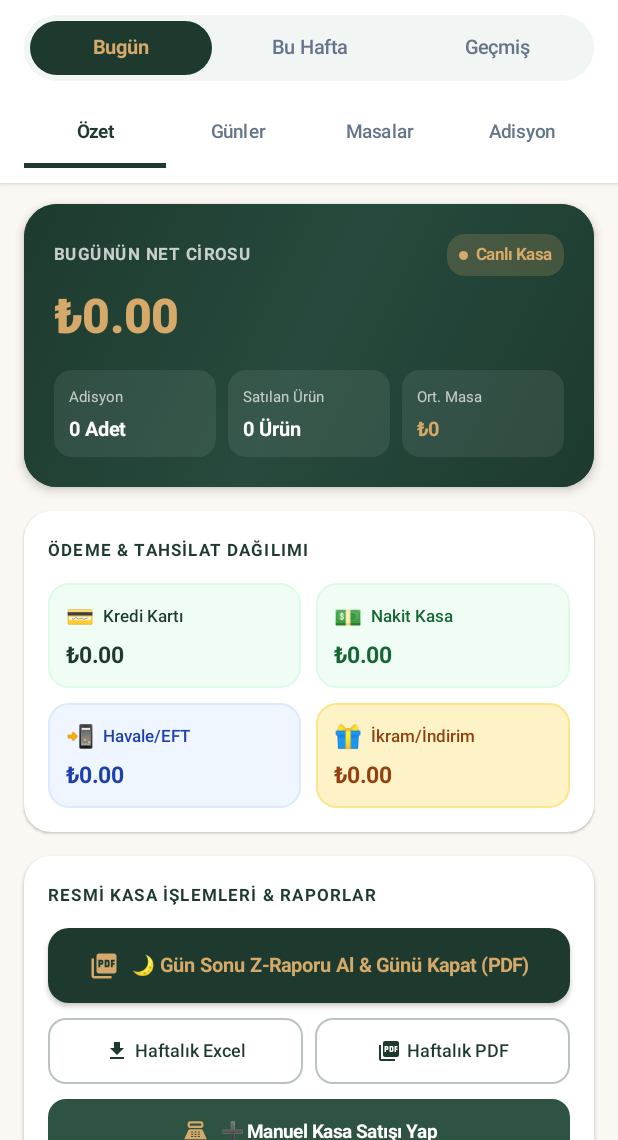
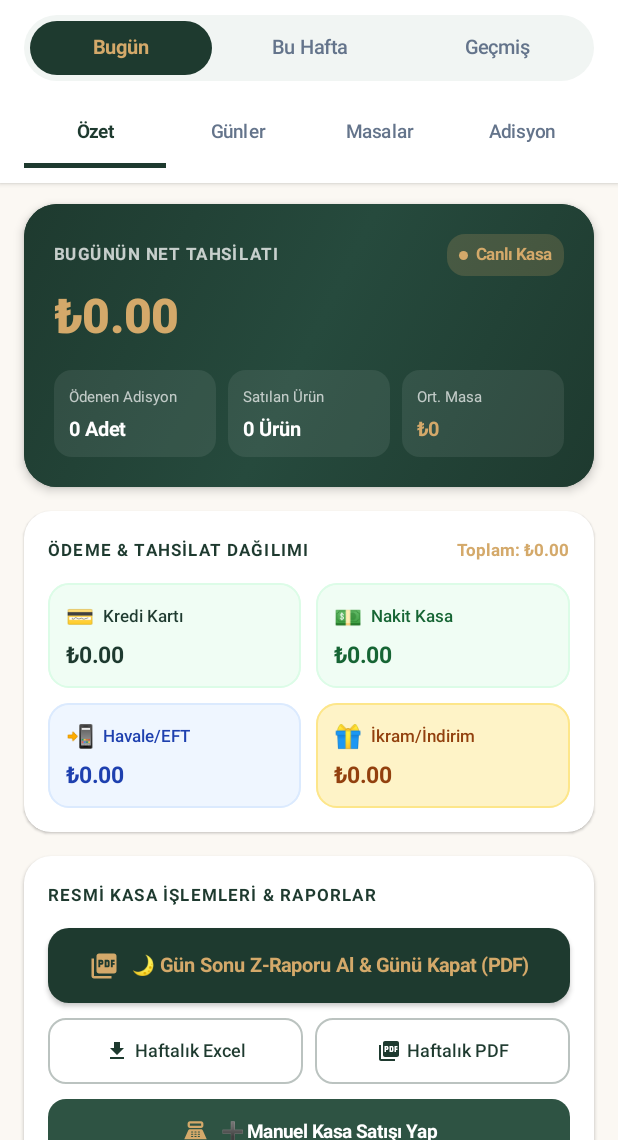
Before and after one commit to Berkay5577/sadec, an Android app built with Jetpack Compose: the composable DashboardScreen shown on its own in the app's theme, on a phone screen of 412 x 824 dp, the part 96-1236 px from its top. Run offline under Robolectric (Android 15) with nearby library versions, the light colour scheme and no system bars; our stand-ins replace Firebase (no records; nobody signed in at launch, a user with empty details on screens opened directly).

Commit message:
Release v1.6: Kasa cirosu ile Kredi Karti + Nakit toplami birebir esitlendi. Masalarda bekleyen odenmemis acik hesaplar ayri kart olarak eklendi

```diff
--- a/app/build.gradle.kts
+++ b/app/build.gradle.kts
@@ -12,8 +12,8 @@ android {
         applicationId = "com.example.sadec"
         minSdk = 24
         targetSdk = 35
-        versionCode = 7
-        versionName = "1.5"
+        versionCode = 8
+        versionName = "1.6"
 
         testInstrumentationRunner = "androidx.test.runner.AndroidJUnitRunner"
     }
--- a/app/src/main/java/com/example/sadec/ui/screens/DashboardScreen.kt
+++ b/app/src/main/java/com/example/sadec/ui/screens/DashboardScreen.kt
@@ -112,46 +112,60 @@ fun DashboardScreen(
         orders.filter { !it.isArchived && it.status != "cancelled" && (it.status == "delivered" || it.items.any { item -> item.isPaid }) }
     }
 
-    // Completed / Paid orders in the active filter
+    // Payment Methods Breakdown (Gerçekleşen Net Tahsilatlar)
+    val cardTotal = remember(displayedOrders) { displayedOrders.sumOf { it.cardPaidAmount() } }
+    val cashTotal = remember(displayedOrders) { displayedOrders.sumOf { it.cashPaidAmount() } }
+    val transferTotal = remember(displayedOrders) { displayedOrders.sumOf { it.transferPaidAmount() } }
+    val complimentaryTotal = remember(displayedOrders) { displayedOrders.sumOf { it.complimentaryAmount() } }
+
+    // Net Kasaya Giren Ciro (Ödeme Türleri Toplamı ile %100 Birebir Eşit)
+    val totalRevenue = remember(cardTotal, cashTotal, transferTotal) {
+        cardTotal + cashTotal + transferTotal
+    }
+
+    // Masalarda Bekleyen / Henüz Tahsil Edilmemiş Açık Hesaplar
+    val pendingOrders = remember(displayedOrders) {
+        displayedOrders.filter { !it.isFullyPaid() }
+    }
+    val pendingRevenue = remember(pendingOrders) {
+        pendingOrders.sumOf { it.remainingAmount() }
+    }
+    val pendingOrdersCount = remember(pendingOrders) {
+        pendingOrders.size
+    }
+
+    // Ödemesi tamamlanmış veya kısmen ödenmiş adisyonlar
+    val paidOrders = remember(displayedOrders) {
+        displayedOrders.filter { it.items.any { item -> item.isPaid } }
+    }
+
+    // Completed / Paid orders in the active filter (Raporlar ve geçmiş için)
     val completedOrders = remember(displayedOrders) {
-        displayedOrders.filter { it.status == "delivered" || it.items.any { item -> item.isPaid } }
-    }
-
-    // Total Net Revenue calculation
-    val totalRevenue = remember(completedOrders) {
-        completedOrders.sumOf { order ->
-            val paidItems = order.items.filter { it.isPaid }
-            if (paidItems.isNotEmpty()) paidItems.sumOf { it.effectivePrice() }
-            else order.totalPrice
-        }
-    }
-
-    // Payment Methods Breakdown
-    val cardTotal = remember(completedOrders) { completedOrders.sumOf { it.cardPaidAmount() } }
-    val cashTotal = remember(completedOrders) { completedOrders.sumOf { it.cashPaidAmount() } }
-    val transferTotal = remember(completedOrders) { completedOrders.sumOf { it.transferPaidAmount() } }
-    val complimentaryTotal = remember(completedOrders) { completedOrders.sumOf { it.complimentaryAmount() } }
-
-    val totalItemsSold = remember(completedOrders) {
-        completedOrders.sumOf { order ->
-            order.items.sumOf { it.quantity }
-        }
-    }
-
-    val avgPerTable = remember(completedOrders, totalRevenue) {
-        if (completedOrders.isNotEmpty()) totalRevenue / completedOrders.size else 0.0
+        displayedOrders.filter { it.items.any { item -> item.isPaid } || it.status == "delivered" }
+    }
+
+    val totalItemsSold = remember(displayedOrders) {
+        displayedOrders.sumOf { order ->
+            order.items.filter { it.isPaid }.sumOf { it.quantity }
+        }.let { if (it > 0) it else displayedOrders.sumOf { o -> o.items.sumOf { i -> i.quantity } } }
+    }
+
+    val avgPerTable = remember(paidOrders, totalRevenue) {
+        if (paidOrders.isNotEmpty()) totalRevenue / paidOrders.size else 0.0
     }
 
     // Product Sales Stats
-    val productStats = remember(completedOrders) {
+    val productStats = remember(displayedOrders) {
         val map = mutableMapOf<String, Pair<Int, Double>>()
-        completedOrders.forEach { order ->
+        displayedOrders.forEach { order ->
             order.items.forEach { item ->
+                if (item.isPaid || order.status == "delivered") {
                     val prev = map.getOrDefault(item.name, Pair(0, 0.0))
                     map[item.name] = Pair(
                         prev.first + item.quantity,
                         prev.second + item.effectivePrice()
                     )
+                }
             }
         }
         map.map { (name, pair) ->
@@ -358,7 +372,9 @@ fun DashboardScreen(
                 0 -> SalesAnalyticsTab(
                     dateFilterIndex = dateFilterIndex,
                     totalRevenue = totalRevenue,
-                    orderCount = completedOrders.size,
+                    pendingRevenue = pendingRevenue,
+                    pendingOrdersCount = pendingOrdersCount,
+                    orderCount = paidOrders.size.let { if (it > 0) it else completedOrders.size },
                     totalItemsSold = totalItemsSold,
                     avgPerTable = avgPerTable,
                     cardTotal = cardTotal,
@@ -637,6 +653,8 @@ fun DashboardScreen(
 fun SalesAnalyticsTab(
     dateFilterIndex: Int,
     totalRevenue: Double,
+    pendingRevenue: Double = 0.0,
+    pendingOrdersCount: Int = 0,
     orderCount: Int,
     totalItemsSold: Int,
     avgPerTable: Double,
@@ -652,9 +670,9 @@ fun SalesAnalyticsTab(
     onOpenManualCash: () -> Unit
 ) {
     val periodLabel = when (dateFilterIndex) {
-        0 -> "BUGÜNÜN NET CİROSU"
-        1 -> "BU HAFTANIN GENEL CİROSU"
-        else -> "TÜM GEÇMİŞ DÖNEM CİROSU"
+        0 -> "BUGÜNÜN NET TAHSİLATI"
+        1 -> "BU HAFTANIN NET TAHSİLATI"
+        else -> "TÜM GEÇMİŞ NET TAHSİLAT"
     }
 
     LazyColumn(
@@ -715,7 +733,7 @@ fun SalesAnalyticsTab(
 
                         Spacer(modifier = Modifier.height(8.dp))
 
-                        // Big Revenue Text
+                        // Big Revenue Text (Gerçekleşen Net Tahsilat)
                         Text(
                             text = "₺${"%.2f".format(totalRevenue)}",
                             fontSize = 32.sp,
@@ -737,7 +755,7 @@ fun SalesAnalyticsTab(
                                 modifier = Modifier.weight(1f)
                             ) {
                                 Column(modifier = Modifier.padding(vertical = 8.dp, horizontal = 10.dp)) {
-                                    Text("Adisyon", fontSize = 10.sp, color = Color.White.copy(alpha = 0.7f))
+                                    Text("Ödenen Adisyon", fontSize = 10.sp, color = Color.White.copy(alpha = 0.7f))
                                     Spacer(modifier = Modifier.height(2.dp))
                                     Text("$orderCount Adet", fontSize = 13.sp, fontWeight = FontWeight.Bold, color = Color.White)
                                 }
@@ -781,6 +799,11 @@ fun SalesAnalyticsTab(
                 elevation = CardDefaults.cardElevation(defaultElevation = 1.dp)
             ) {
                 Column(modifier = Modifier.padding(16.dp)) {
+                    Row(
+                        modifier = Modifier.fillMaxWidth(),
+                        horizontalArrangement = Arrangement.SpaceBetween,
+                        verticalAlignment = Alignment.CenterVertically
+                    ) {
                         Text(
                             text = "ÖDEME & TAHSİLAT DAĞILIMI",
                             fontSize = 11.5.sp,
@@ -788,6 +811,13 @@ fun SalesAnalyticsTab(
                             letterSpacing = 0.8.sp,
                             color = ForestGreen
                         )
+                        Text(
+                            text = "Toplam: ₺${"%.2f".format(cardTotal + cashTotal + transferTotal)}",
+                            fontSize = 11.5.sp,
+                            fontWeight = FontWeight.Bold,
+                            color = WarmGold
+                        )
+                    }
 
                     Spacer(modifier = Modifier.height(12.dp))
 
@@ -866,6 +896,47 @@ fun SalesAnalyticsTab(
                                 Spacer(modifier = Modifier.height(6.dp))
                                 Text("₺${"%.2f".format(complimentaryTotal)}", fontSize = 15.sp, fontWeight = FontWeight.Bold, color = Color(0xFF92400E))
                             }
+                        }
+                    }
+                }
+            }
+        }
+
+        // 🪑 2.5. MASALARDA BEKLEYEN AÇIK HESAP BİLGİ KARTI
+        if (pendingRevenue > 0.0) {
+            item {
+                Card(
+                    modifier = Modifier.fillMaxWidth(),
+                    shape = RoundedCornerShape(18.dp),
+                    colors = CardDefaults.cardColors(containerColor = Color(0xFFFFFBEB)),
+                    border = BorderStroke(1.2.dp, Color(0xFFFDE68A)),
+                    elevation = CardDefaults.cardElevation(defaultElevation = 1.dp)
+                ) {
+                    Row(
+                        modifier = Modifier
+                            .fillMaxWidth()
+                            .padding(14.dp),
+                        horizontalArrangement = Arrangement.SpaceBetween,
+                        verticalAlignment = Alignment.CenterVertically
+                    ) {
+                        Row(verticalAlignment = Alignment.CenterVertically, modifier = Modifier.weight(1f)) {
+                            Box(
+                                modifier = Modifier
+                                    .size(36.dp)
+                                    .background(Color(0xFFFEF3C7), CircleShape),
+                                contentAlignment = Alignment.Center
+                            ) {
+                                Text("🪑", fontSize = 16.sp)
+                            }
+                            Spacer(modifier = Modifier.width(10.dp))
+                            Column {
+                                Text("Masalarda Bekleyen Açık Hesap", fontWeight = FontWeight.Bold, fontSize = 13.sp, color = Color(0xFF92400E))
+                                Text("$pendingOrdersCount adisyonda henüz ödeme alınmadı", fontSize = 11.sp, color = Slate500)
+                            }
+                        }
+                        Column(horizontalAlignment = Alignment.End) {
+                            Text("₺${"%.2f".format(pendingRevenue)}", fontWeight = FontWeight.ExtraBold, fontSize = 16.sp, color = Color(0xFFB45309))
+                            Text("Açık Bakiye", fontSize = 10.sp, color = Slate500)
                         }
                     }
                 }
```
Lines whose indentation alone changed are shown as unchanged.
